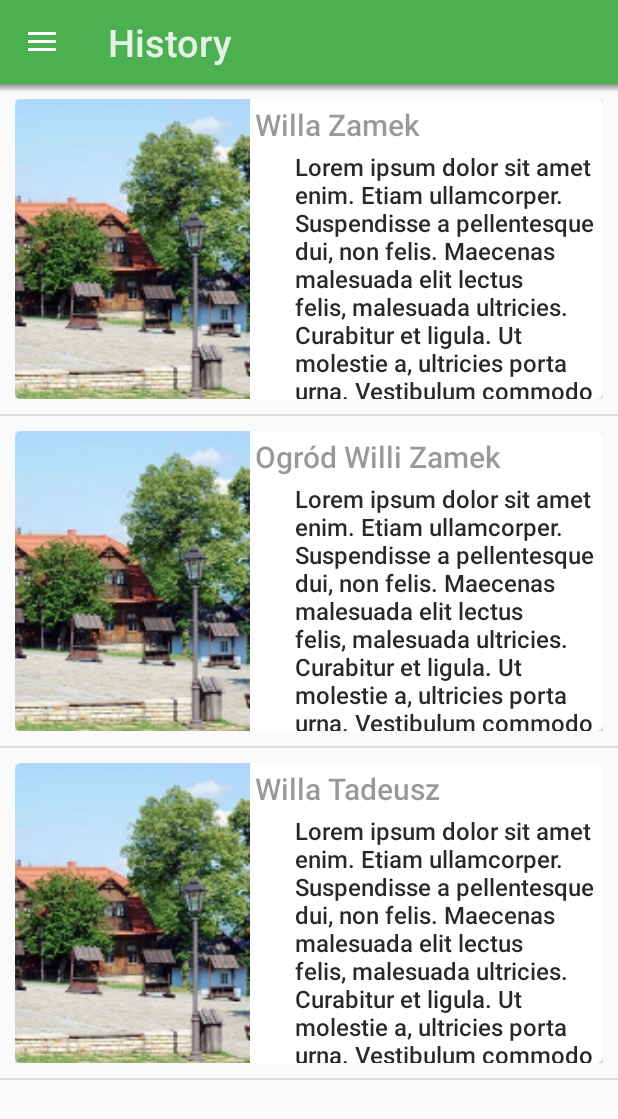
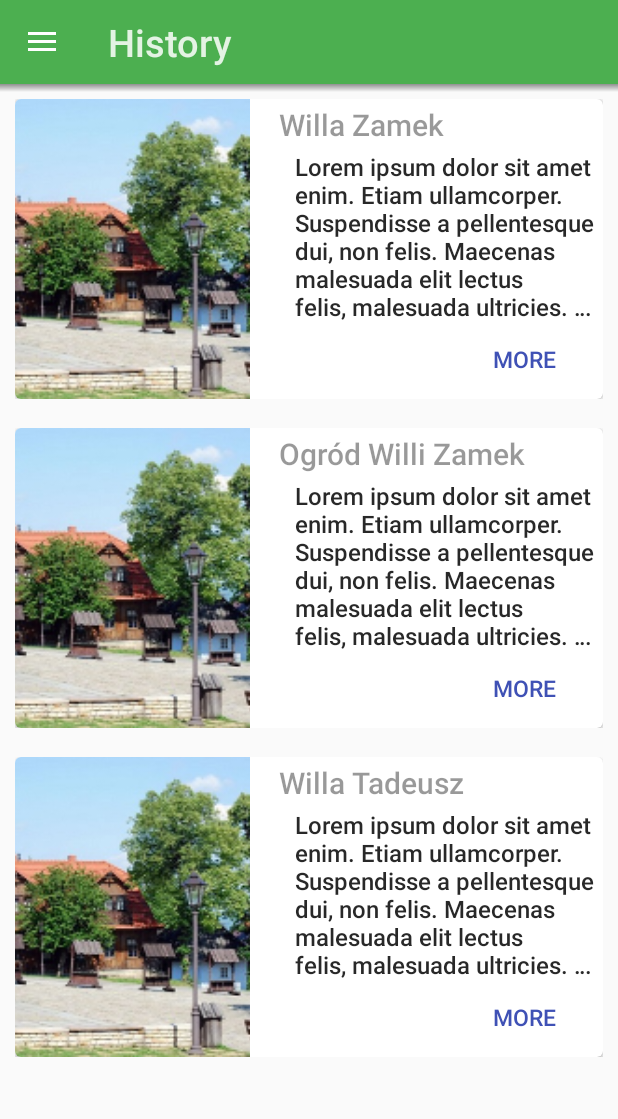
Before and after one commit to AndrzejRyl/SpacerPoLanckoronie, an Android app: the fragment InterestingPlacesFragment placed in its activity, on a phone screen of 412 x 824 dp. Shown: the top 1119 px of the screen. Run offline under Robolectric (Android 15) with nearby library versions, the light colour scheme and no system bars.

Commit message:
Add style to cards and little logic
I styled cards and added little logic for the beginning of displaying entire description after clicking a card. It's still some work to do on it

```diff
--- a/Application/SpacerPoLanckoronie/app/src/main/java/com/fleenmobile/spacerpolanckoronie/activities/MainActivity.java
+++ b/Application/SpacerPoLanckoronie/app/src/main/java/com/fleenmobile/spacerpolanckoronie/activities/MainActivity.java
@@ -103,7 +103,7 @@ public class MainActivity extends ActionBarActivity implements IFragmentCommunic
         };
 
         // Set initial fragment (history)
-        selectItem(2);
+        selectMenuItem(2);
     }
 
     private void initializeDrawerToggle() {
@@ -164,7 +164,10 @@ public class MainActivity extends ActionBarActivity implements IFragmentCommunic
     public void onMssgReceived(String mssg, String arg) {
         if (mssg.equals(MENU_ITEM_CHOSEN)) {
             // User has chosen an item and we have to set new fragment
-            selectItem(Integer.parseInt(arg));
+            selectMenuItem(Integer.parseInt(arg));
+        } else if (mssg.equals(INTERESTING_PLACE_CHOSEN)) {
+            // User has chosen an interesting place and we have to set new flyweight fragment
+            ((InterestingPlacesFragment)fragments[1]).selectItem(Integer.parseInt(arg));
         }
 
     }
@@ -172,14 +175,14 @@ public class MainActivity extends ActionBarActivity implements IFragmentCommunic
     private class DrawerItemClickListener implements ListView.OnItemClickListener {
         @Override
         public void onItemClick(AdapterView parent, View view, int position, long id) {
-            selectItem(position);
+            selectMenuItem(position);
         }
     }
 
     /**
      * Swaps fragments in the main content view
      */
-    private void selectItem(int position) {
+    private void selectMenuItem(int position) {
         // Insert the fragment by replacing any existing fragment
         FragmentManager fragmentManager = getFragmentManager();
         fragmentManager.beginTransaction()
--- a/Application/SpacerPoLanckoronie/app/src/main/java/com/fleenmobile/spacerpolanckoronie/fragments/InterestingPlacesFragment.java
+++ b/Application/SpacerPoLanckoronie/app/src/main/java/com/fleenmobile/spacerpolanckoronie/fragments/InterestingPlacesFragment.java
@@ -7,7 +7,6 @@ import android.os.Bundle;
 import android.view.LayoutInflater;
 import android.view.View;
 import android.view.ViewGroup;
-import android.widget.AdapterView;
 import android.widget.ListView;
 import android.widget.TextView;
 
@@ -70,39 +69,31 @@ public class InterestingPlacesFragment extends Fragment {
         list = (ListView) rootView.findViewById(R.id.interesting_places_listview);
         list.setAdapter(new InterestingPlacesAdapter(this.getActivity(),
                 R.layout.interesting_place_list_item, interestingPlaces));
-        list.setOnItemClickListener(new MyItemClickListener());
 
         mToolbarTitleTV = (TextView) rootView.findViewById(R.id.toolbar_title);
 
         return rootView;
     }
 
-    private class MyItemClickListener implements ListView.OnItemClickListener {
-        @Override
-        public void onItemClick(AdapterView parent, View view, int position, long id) {
-            selectItem(position);
-        }
+    public void setTitle(CharSequence title) {
+        mToolbarTitleTV.setText(title);
     }
 
     /**
-     * Swaps fragments in the main content view
+     * Sets a flyweight fragment with interesting place and
+     * changes hamburger icon into an arrow
+     *
+     * @param position Position of card chosen
      */
-    private void selectItem(int position) {
+    public void selectItem(int position) {
         // Insert the fragment by replacing any existing fragment
         FragmentManager fragmentManager = getFragmentManager();
         fragmentManager.beginTransaction()
                 .replace(R.id.content_frame, fragments[position])
                 .commit();
 
-        // Update the title and change hamburger into an arrow
-        String mTitle = interestingPlaces.get(position).getName();
-        setTitle(mTitle);
-        // TODO: Change hamburger into an arrow
-    }
-
-    public void setTitle(CharSequence title) {
-        mToolbarTitleTV.setText(title);
     }
 
 
+
 }
--- a/Application/SpacerPoLanckoronie/app/src/main/res/layout/fragment_interesting_places.xml
+++ b/Application/SpacerPoLanckoronie/app/src/main/res/layout/fragment_interesting_places.xml
@@ -1,11 +1,8 @@
 <?xml version="1.0" encoding="utf-8"?>
-<LinearLayout xmlns:android="http://schemas.android.com/apk/res/android"
-    android:layout_width="match_parent"
-    android:layout_height="match_parent"
-    android:orientation="vertical">
 
-    <ListView
-        android:id="@+id/interesting_places_listview"
-        android:layout_width="fill_parent"
-        android:layout_height="fill_parent" />
-</LinearLayout>
+<ListView
+    xmlns:android="http://schemas.android.com/apk/res/android"
+    android:id="@+id/interesting_places_listview"
+    android:layout_width="fill_parent"
+    android:layout_height="fill_parent"
+    android:divider="@android:color/transparent" />
--- a/Application/SpacerPoLanckoronie/app/src/main/res/layout/interesting_place_list_item.xml
+++ b/Application/SpacerPoLanckoronie/app/src/main/res/layout/interesting_place_list_item.xml
@@ -1,7 +1,6 @@
 <?xml version="1.0" encoding="utf-8"?>
 
-<RelativeLayout
-    xmlns:android="http://schemas.android.com/apk/res/android"
+<RelativeLayout xmlns:android="http://schemas.android.com/apk/res/android"
     android:layout_width="fill_parent"
     android:layout_height="fill_parent"
     android:padding="10dp">
@@ -11,8 +10,8 @@
         xmlns:card_view="http://schemas.android.com/apk/res-auto"
         android:layout_width="fill_parent"
         android:layout_height="200dp"
+        android:layout_gravity="center"
         android:layout_margin="0dp"
-        android:layout_gravity="center"
         card_view:cardCornerRadius="4dp">
 
         <LinearLayout
@@ -25,19 +24,21 @@
                 android:id="@+id/card_interesting_place_image"
                 android:layout_width="0dp"
                 android:layout_height="fill_parent"
+                android:layout_margin="0dp"
                 android:layout_weight="4"
+                android:padding="0dp"
                 android:scaleType="centerCrop" />
 
-            <LinearLayout
+            <RelativeLayout
                 android:layout_width="0dp"
                 android:layout_height="fill_parent"
-                android:layout_weight="6"
-                android:orientation="vertical">
+                android:layout_weight="6">
 
                 <com.fleenmobile.spacerpolanckoronie.fonts.RobotoTextView
                     android:id="@+id/card_interesting_place_name"
                     android:layout_width="wrap_content"
                     android:layout_height="wrap_content"
+                    android:layout_marginLeft="@dimen/activity_horizontal_margin"
                     android:padding="3dp"
                     android:textColor="#66000000"
                     android:textSize="@dimen/card_title"
@@ -46,13 +47,32 @@
                 <com.fleenmobile.spacerpolanckoronie.fonts.RobotoTextView
                     android:id="@+id/card_interesting_place_description"
                     android:layout_width="wrap_content"
-                    android:layout_height="wrap_content"
+                    android:layout_height="fill_parent"
+                    android:layout_below="@+id/card_interesting_place_name"
                     android:layout_marginLeft="@dimen/content_margin"
+                    android:ellipsize="end"
+                    android:maxLines="6"
                     android:textColor="#D7000000"
                     android:textSize="@dimen/card_content"
                     app:typeface="roboto_medium" />
 
-            </LinearLayout>
+
+                <com.fleenmobile.spacerpolanckoronie.fonts.RobotoTextView
+                    android:id="@+id/card_interesting_place_button"
+                    android:layout_width="wrap_content"
+                    android:layout_height="wrap_content"
+                    android:layout_alignParentBottom="true"
+                    android:layout_alignParentRight="true"
+                    android:layout_margin="@dimen/activity_horizontal_margin"
+                    android:clickable="true"
+                    android:gravity="center"
+                    android:paddingRight="@dimen/button_padding"
+                    android:text="@string/card_interesting_place_button"
+                    android:textColor="#3f51b5"
+                    android:textSize="@dimen/button"
+                    app:typeface="roboto_medium" />
+
+            </RelativeLayout>
 
         </LinearLayout>
     </android.support.v7.widget.CardView>
--- a/Application/SpacerPoLanckoronie/app/src/main/res/values/strings.xml
+++ b/Application/SpacerPoLanckoronie/app/src/main/res/values/strings.xml
@@ -25,4 +25,5 @@
     <string name="place2_description">Lorem ipsum dolor sit amet enim. Etiam ullamcorper. Suspendisse a pellentesque dui, non felis. Maecenas malesuada elit lectus felis, malesuada ultricies. Curabitur et ligula. Ut molestie a, ultricies porta urna. Vestibulum commodo volutpat a, convallis ac, laoreet enim. Phasellus fermentum in, dolor. Pellentesque facilisis. Nulla imperdiet sit amet magna. Vestibulum dapibus, mauris nec malesuada fames ac turpis velit, rhoncus eu, luctus et interdum adipiscing wisi. Aliquam erat ac ipsum. Integer aliquam purus.</string>
     <string name="place3_name">Willa Tadeusz</string>
     <string name="place3_description">Lorem ipsum dolor sit amet enim. Etiam ullamcorper. Suspendisse a pellentesque dui, non felis. Maecenas malesuada elit lectus felis, malesuada ultricies. Curabitur et ligula. Ut molestie a, ultricies porta urna. Vestibulum commodo volutpat a, convallis ac, laoreet enim. Phasellus fermentum in, dolor. Pellentesque facilisis. Nulla imperdiet sit amet magna. Vestibulum dapibus, mauris nec malesuada fames ac turpis velit, rhoncus eu, luctus et interdum adipiscing wisi. Aliquam erat ac ipsum. Integer aliquam purus.</string>
+    <string name="card_interesting_place_button">MORE</string>
 </resources>
```
Also changed, not shown: 1 other file.
